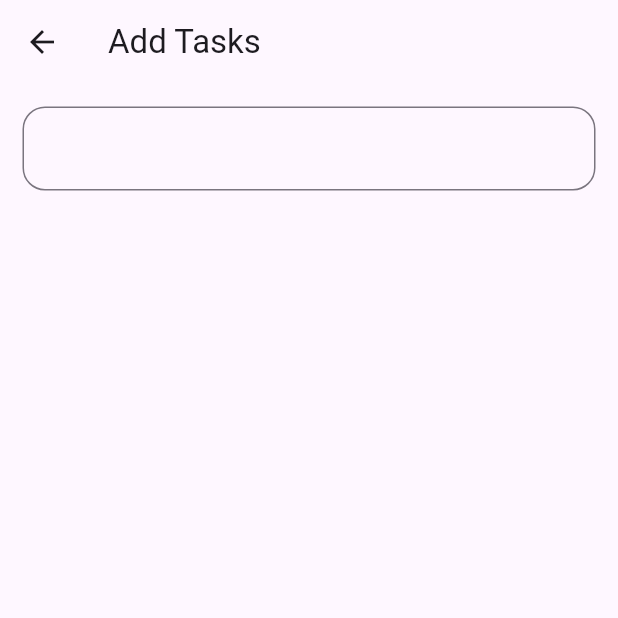
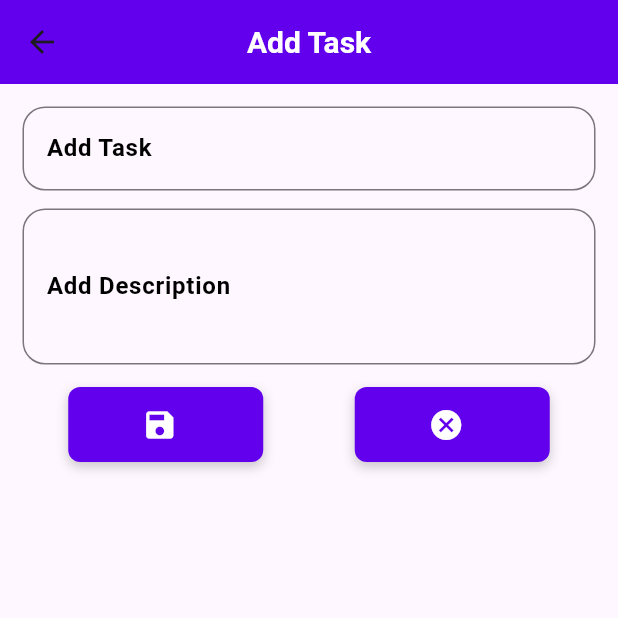
Before and after one commit to rabiaryal/todoapp_024, a Flutter app: the AddTaskPage screen opened directly, on a phone screen of 412 x 824 dp, the top half of it. Run offline on Flutter 3.47's test engine with Material 3 defaults, Android fonts, the phone set to English and light mode, and no system bars; our stand-ins replace google_fonts.

Commit message:
text from field added;

```diff
--- a/lib/main.dart
+++ b/lib/main.dart
@@ -13,6 +13,7 @@ class MyApp extends StatelessWidget {
   Widget build(BuildContext context) {
     return MaterialApp(
         title: 'Flutter Demo',
+        debugShowCheckedModeBanner: false,
         theme: ThemeData(
           // This is the theme of your application.
           //
@@ -32,7 +33,6 @@ class MyApp extends StatelessWidget {
           colorScheme: ColorScheme.fromSeed(seedColor: Colors.deepPurple),
           useMaterial3: true,
         ),
-      home: const  HomeScreen()
-    );
+        home: const HomeScreen());
   }
 }
--- a/lib/screens/addtaskpage/addtaskpage.dart
+++ b/lib/screens/addtaskpage/addtaskpage.dart
@@ -1,23 +1,71 @@
 import 'package:flutter/material.dart';
-import 'package:todoapp_025/screens/addtaskpage/widgets/textformfirld.dart';
+import 'package:todoapp_025/screens/addtaskpage/widgets/textfromfield.dart';
+import 'package:todoapp_025/widgets/appcolors.dart';
+import 'package:todoapp_025/widgets/apptextstyle.dart';
+import 'package:todoapp_025/widgets/button.dart';
 
 class AddTaskPage extends StatelessWidget {
   const AddTaskPage({super.key});
 
   @override
   Widget build(BuildContext context) {
+    TextEditingController taskController = TextEditingController();
+    TextEditingController descriptionController = TextEditingController();
+
     return Scaffold(
       appBar: AppBar(
-        title:  const Text("Add Tasks"),
-      ),
+
+          title: const Text("Add Task"),
+          titleTextStyle: AppTextStyles.appBarTitle,
+          centerTitle: true,
+          backgroundColor: AppColors.appBarColor),
       body: Padding(
-        padding: const EdgeInsets.symmetric(horizontal: 15.0,vertical: 15),
+        padding: const EdgeInsets.symmetric(horizontal: 15.0, vertical: 15),
         child: Column(
           mainAxisAlignment: MainAxisAlignment.start,
           crossAxisAlignment: CrossAxisAlignment.center,
           children: [
-            BuildTextFormField(),
-
+            BuildTextFormField(
+              controller: taskController,
+              hintText: 'Enter the Task',
+              labelText: const Text('Add Task'),
+            ),
+            const SizedBox(
+              height: 12,
+            ),
+            BuildTextFormField(
+              controller: descriptionController,
+              noOfLine: 3,
+              labelText: const Text("Add Description"),
+              hintText: 'Insert the Description',
+            ),
+            const SizedBox(
+              height: 15,
+            ),
+            Row(
+              mainAxisAlignment: MainAxisAlignment.spaceAround,
+              children: [
+                MyButton(
+                    icon: const Icon(
+                      Icons.save,
+                      color: AppColors.whiteColor,
+                    ),
+                    width: 130,
+                    label: "",
+                    onPressed: () {
+                      Navigator.pop(context);
+                    }),
+                MyButton(
+                    icon: const Icon(
+                      Icons.cancel,
+                      color: AppColors.whiteColor,
+                    ),
+                    width: 130,
+                    onPressed: () {
+                      Navigator.pop(context);
+                    })
+              ],
+            )
           ],
         ),
       ),
--- a/lib/screens/addtaskpage/widgets/textformfirld.dart
+++ /dev/null
@@ -1,20 +0,0 @@
-import 'package:flutter/material.dart';
-
-class BuildTextFormField extends StatelessWidget {
-   BuildTextFormField({super.key});
-  final TextEditingController _controller = TextEditingController();
-
-  @override
-  Widget build(BuildContext context) {
-    return TextFormField(
-      controller: _controller,
-      decoration: InputDecoration(
-        border: OutlineInputBorder(
-          borderRadius: BorderRadius.circular(15),
-        )
-      ),
-
-
-    );
-  }
-}
--- /dev/null
+++ b/lib/screens/addtaskpage/widgets/textfromfield.dart
@@ -0,0 +1,34 @@
+import 'package:flutter/material.dart';
+import 'package:todoapp_025/widgets/apptextstyle.dart';
+
+class BuildTextFormField extends StatelessWidget {
+  BuildTextFormField({
+    super.key,
+    this.noOfLine = 1,
+   this.hintText ='',
+   required this.controller,
+    required this.labelText,
+  });
+  final int noOfLine;
+  final Widget labelText;
+  final String hintText;
+ TextEditingController controller = TextEditingController();
+
+  @override
+  Widget build(BuildContext context) {
+    return TextFormField(
+      controller: controller,
+      minLines: noOfLine,
+      maxLines: 4,
+      style: AppTextStyles.inputText,
+      decoration: InputDecoration(
+          hintText: hintText,
+          hintStyle: AppTextStyles.hintText,
+          label: labelText,
+          labelStyle: AppTextStyles.labelText,
+          border: OutlineInputBorder(
+            borderRadius: BorderRadius.circular(15),
+          )),
+    );
+  }
+}
--- a/lib/screens/home/home.dart
+++ b/lib/screens/home/home.dart
@@ -1,4 +1,8 @@
 import 'package:flutter/material.dart';
+import 'package:todoapp_025/screens/addtaskpage/addtaskpage.dart';
+import 'package:todoapp_025/widgets/appcolors.dart';
+import 'package:todoapp_025/widgets/apptextstyle.dart';
+import 'package:todoapp_025/widgets/button.dart';
 
 class HomeScreen extends StatefulWidget {
   const HomeScreen({super.key});
@@ -12,24 +16,42 @@ class _HomeScreenState extends State<HomeScreen> {
   Widget build(BuildContext context) {
     return Scaffold(
       appBar: AppBar(
-      title: const  Text("To-DO"),
+        title: const Text("To-DO"),
+        titleTextStyle: AppTextStyles.appBarTitle,
+        centerTitle: true,
+        backgroundColor: AppColors.appBarColor,
       ),
-    body: Column(
+      body: Padding(
+        padding: const EdgeInsets.symmetric(horizontal: 15, vertical: 10),
+        child: Column(
+          children: [
+            Expanded(
+                child: SingleChildScrollView(
+              child: Column(
+                crossAxisAlignment: CrossAxisAlignment.stretch,
                 children: [
                   Center(
                     child: Container(
                       height: 100,
-
-
-
-
-
-
                       width: 100,
                       color: Colors.green,
                     ),
+                  ),
+                ],
+              ),
+            )),
+            MyButton(
+                label: "Add",
+                // icon: Icons.add,
+                onPressed: () {
+                  Navigator.push(context,
+                      MaterialPageRoute(builder: (_) => const AddTaskPage()));
+                }),
+          const  SizedBox(
+              height: 15,
             )
           ],
+        ),
       ),
     );
   }
--- a/lib/widgets/appcolors.dart
+++ b/lib/widgets/appcolors.dart
@@ -2,16 +2,21 @@ import 'package:flutter/material.dart';
 
 class AppColors {
   // Primary Theme Colors
+
+  static const Color blackColor = Colors.black;
+  static const Color whiteColor = Colors.white;
   static const Color primaryColor = Color(0xFF6200EE); // Main brand color
   static const Color secondaryColor = Color(0xFF03DAC6); // Accent color
 
   // Background and Surface Colors
   static const Color backgroundColor = Color(0xFFFFFFFF); // App background
-  static const Color surfaceColor = Color(0xFFF1F1F1); // Card or surface elements
+  static const Color surfaceColor =
+      Color(0xFFF1F1F1); // Card or surface elements
 
   // Text Colors
   static const Color textPrimary = Color(0xFF000000); // Main text color
-  static const Color textSecondary = Color(0xFF757575); // Secondary text or muted color
+  static const Color textSecondary =
+      Color(0xFF757575); // Secondary text or muted color
 
   // Button Colors
   static const Color buttonColor = Color(0xFF6200EE); // Button background color
--- a/lib/widgets/apptextstyle.dart
+++ b/lib/widgets/apptextstyle.dart
@@ -32,7 +32,7 @@ class AppTextStyles {
 
   // Button Text
   static final TextStyle buttonText = GoogleFonts.roboto(
-    fontSize: 16,
+    fontSize: 20,
     fontWeight: FontWeight.bold,
     color: Colors.white,
   );
--- a/lib/widgets/button.dart
+++ b/lib/widgets/button.dart
@@ -0,0 +1,60 @@
+import 'package:flutter/material.dart';
+import 'package:todoapp_025/widgets/appcolors.dart';
+import 'package:todoapp_025/widgets/apptextstyle.dart';
+
+class MyButton extends StatelessWidget {
+  final String? label; // Optional label
+  final Widget? icon; // Icon as a widget
+  final VoidCallback onPressed;
+  final double height; // Button height
+  final double width; // Button width
+
+  const MyButton({
+    super.key,
+    this.label,
+    this.icon,
+    this.height = 50.0, // Default height
+    this.width = 150.0, // Default width
+    required this.onPressed,
+  });
+
+  @override
+  Widget build(BuildContext context) {
+    return InkWell(
+      onTap: onPressed,
+      borderRadius: BorderRadius.circular(8),
+      child: Container(
+        height: height,
+        width: width,
+        padding: EdgeInsets.symmetric(horizontal: 20, vertical: 8),
+        decoration: BoxDecoration(
+          color: AppColors.buttonColor,
+          borderRadius: BorderRadius.circular(8),
+          boxShadow: [
+            BoxShadow(
+              color: AppColors.blackColor.withOpacity(0.2),
+              blurRadius: 6,
+              offset: Offset(0, 3),
+            ),
+          ],
+        ),
+        child: Center(
+          child: Row(
+            mainAxisSize: MainAxisSize.min, // Center-align the content
+            children: [
+              if (icon != null) ...[
+                icon!, // Add the widget icon
+                SizedBox(width: 8), // Space between icon and label
+              ],
+              if (label != null)
+                Text(
+                  label!,
+                  style: AppTextStyles.buttonText,
+                ),
+            ],
+          ),
+        ),
+      ),
+    );
+  }
+}
```
Also changed, not shown: lib/userdetails/userdetails.dart (added). Lines whose indentation alone changed are shown as unchanged.
